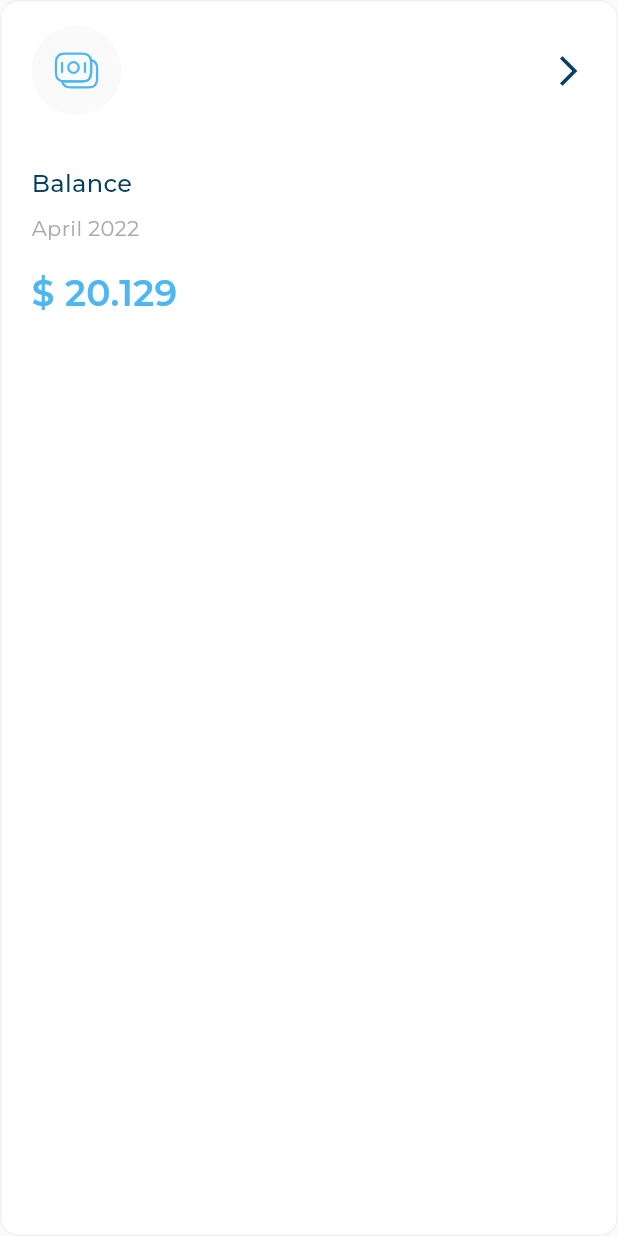
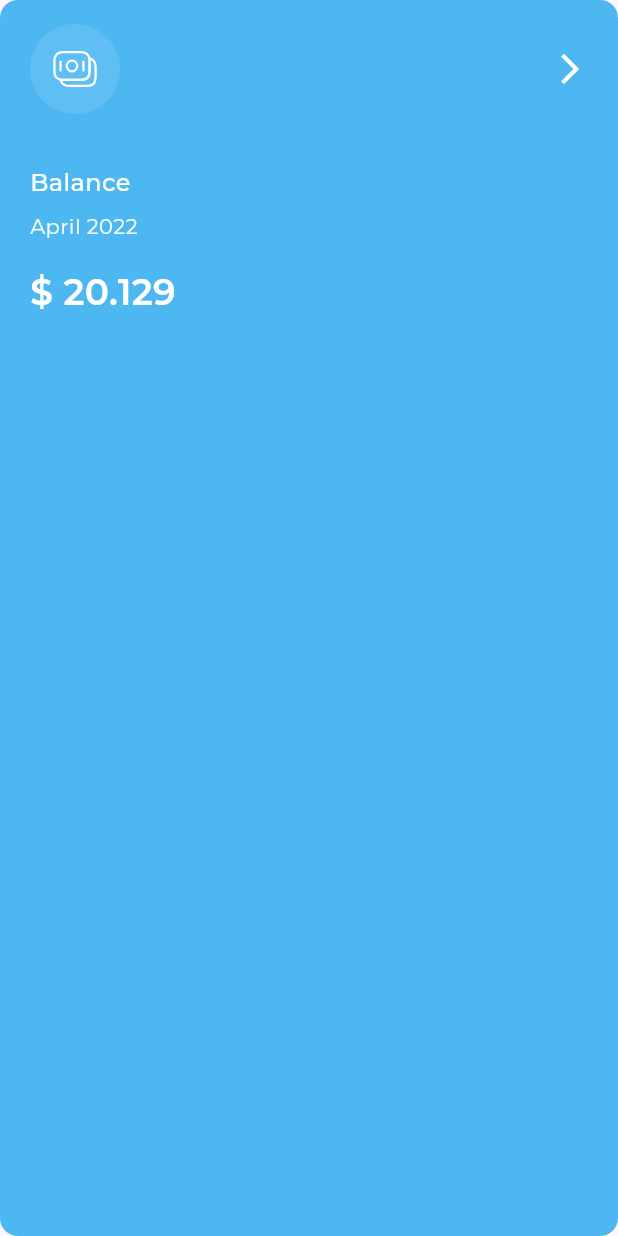
Before and after one commit to Mohhosny2k/responsive_dash_board, a Flutter app: the ActiveAllExpensessItem widget shown alone on an empty page, opened directly with sample values from the repository, on a phone screen of 412 x 824 dp. Run offline on Flutter 3.47's test engine with Material 3 defaults, Android fonts, the phone set to English and light mode, and no system bars; our stand-ins replace flutter_svg; project files that could hold a hidden picture were left out.

Commit message:
active all expenses item part two

```diff
--- a/lib/widgets/all_expensess_item_header.dart
+++ b/lib/widgets/all_expensess_item_header.dart
@@ -1,32 +1,31 @@
-
 import 'package:flutter/material.dart';
 import 'package:flutter_svg/flutter_svg.dart';
 
 class AllExpensessItemHeader extends StatelessWidget {
-  const AllExpensessItemHeader({super.key, required this.image});
+  const AllExpensessItemHeader({super.key, required this.image,  this.imageBackground,  this.imageColor});
   final String image;
+  final Color? imageBackground, imageColor;
   @override
   Widget build(BuildContext context) {
-    return Row(children: [
+    return Row(
+      children: [
         Container(
           height: 60,
           width: 60,
-        decoration:const ShapeDecoration(
-
-          color:  Color(0xFFFAFAFA),
-          shape: OvalBorder(),
+          decoration:  ShapeDecoration(
+            color:imageBackground?? const Color(0xFFFAFAFA),
+            shape:const OvalBorder(),
           ),
-        child:Center(child: SvgPicture.asset(image)),
+          child: Center(child: SvgPicture.asset(image,colorFilter: ColorFilter.mode(imageColor ?? const Color(0xFF4EB7F2), BlendMode.srcIn) ,)),
         ),
-
         const Expanded(child: SizedBox()),
-
         Transform.rotate(
-              angle: -1.57079633 *2,
-              child: const Icon(
+            angle: -1.57079633 * 2,
+            child:  Icon(
               Icons.arrow_back_ios_new_outlined,
-                color: Color(0xFF064061),
+              color:imageColor ==null ?const Color(0xFF064061) :Colors.white,
             ))
-    ],);
+      ],
+    );
   }
 }
--- a/lib/widgets/all_expensess_items_list_view.dart
+++ b/lib/widgets/all_expensess_items_list_view.dart
@@ -36,7 +36,7 @@ class AllExpensessItemsListView extends StatelessWidget {
           return Expanded(
             child: Padding(
               padding: const EdgeInsets.symmetric(horizontal: 12),
-              child: AllExpensessItem(itemModel: item ,isSelected: false),
+              child: AllExpensessItem(itemModel: item ,isSelected:true),
             ),
           );
         }else {
--- a/lib/widgets/inactive_and_active_all_expensess_item.dart
+++ b/lib/widgets/inactive_and_active_all_expensess_item.dart
@@ -70,15 +70,17 @@ class ActiveAllExpensessItem extends StatelessWidget {
     return Container(
       padding: const EdgeInsets.symmetric(horizontal: 20, vertical: 16),
       decoration: ShapeDecoration(
-          color: Colors.white,
+          color:const Color(0xFF4DB7F2),
           shape: RoundedRectangleBorder(
-            side: const BorderSide(width: 1, color: Color(0xFFF1F1F1)),
+        //    side: const BorderSide(width: 1, color: Color(0xFFF1F1F1)),
             borderRadius: BorderRadius.circular(12),
           )),
       child: Column(
         crossAxisAlignment: CrossAxisAlignment.start,
         children: [
           AllExpensessItemHeader(
+            imageBackground: Colors.white.withOpacity(0.10000000149011612),
+            imageColor: Colors.white,
             image: itemModel.image,
           ),
           const SizedBox(
@@ -86,21 +88,21 @@ class ActiveAllExpensessItem extends StatelessWidget {
           ),
           Text(
             itemModel.title,
-            style: AppStyles.styleMedium16,
+            style: AppStyles.styleMedium16.copyWith(color: Colors.white),
           ),
           const SizedBox(
             height: 8,
           ),
           Text(
             itemModel.date,
-            style: AppStyles.styleRegular14,
+            style: AppStyles.styleRegular14.copyWith(color:const Color(0xFFFAFAFA)),
           ),
           const SizedBox(
             height: 16,
           ),
           Text(
             itemModel.price,
-            style: AppStyles.styleSemiBold24,
+            style: AppStyles.styleSemiBold24.copyWith(color: Colors.white),
           ),
         ],
       ),
```
Lines whose indentation alone changed are shown as unchanged.
